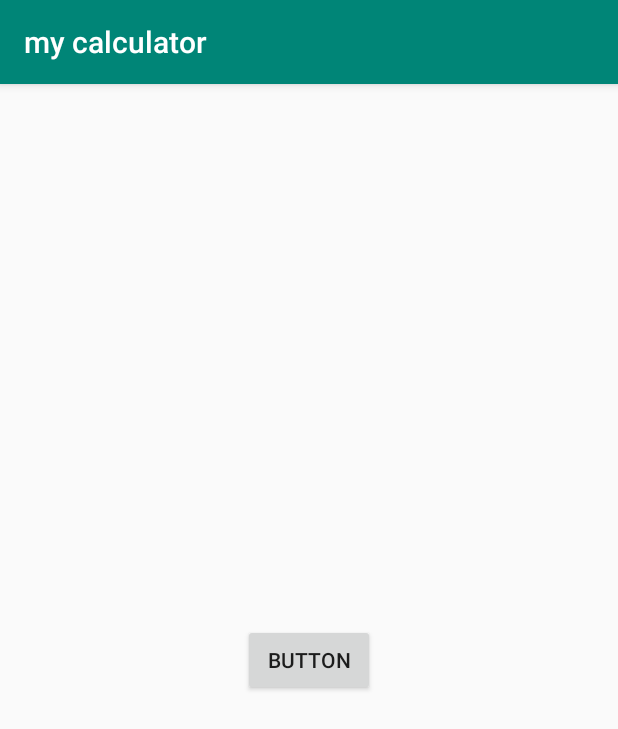
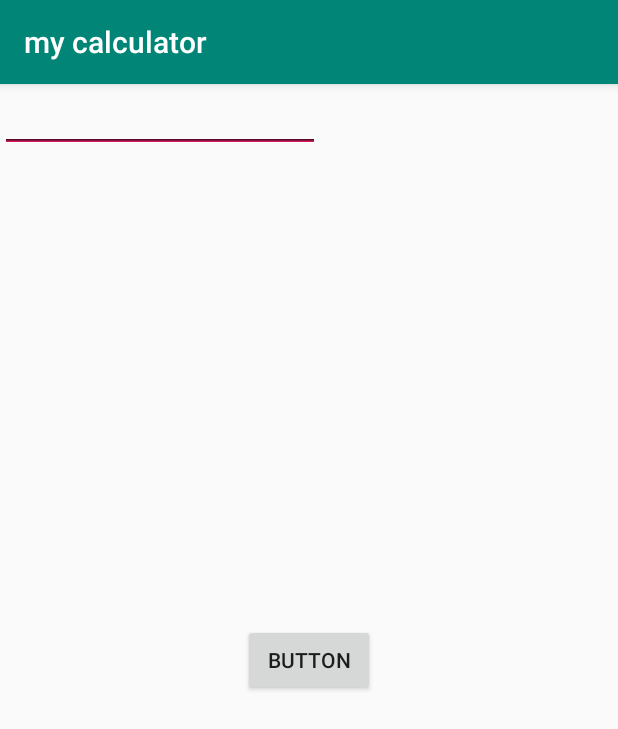
Before and after one commit to shivji71/mycalculator, an Android app: the screen it shows after launch (MainActivity), on a phone screen of 412 x 824 dp. Shown: the top 729 px of the screen. Run offline under Robolectric (Android 15) with nearby library versions, the phone set to English and light mode, and no system bars; 2 statements that could not run were skipped.

Commit message:
we have change id

```diff
--- a/app/src/main/java/sharma/shiv/mycalculator/MainActivity.java
+++ b/app/src/main/java/sharma/shiv/mycalculator/MainActivity.java
@@ -17,6 +17,8 @@ public class MainActivity extends AppCompatActivity {
 
         button = findViewById(R.id.button);
 
+
+
         button.setOnClickListener(new View.OnClickListener() {
 
             @Override
@@ -28,5 +30,6 @@ public class MainActivity extends AppCompatActivity {
         });
 
 
+
     }
 }
--- a/app/src/main/res/layout/activity_main.xml
+++ b/app/src/main/res/layout/activity_main.xml
@@ -7,7 +7,7 @@
     tools:context=".MainActivity">
 
     <Button
-        android:id="@+id/button"
+        android:id="@+id/btn_calc"
         android:layout_width="wrap_content"
         android:layout_height="wrap_content"
         android:layout_marginStart="191dp"
@@ -19,4 +19,22 @@
         app:layout_constraintEnd_toEndOf="parent"
         app:layout_constraintStart_toStartOf="parent"
         app:layout_constraintTop_toTopOf="parent" />
+
+    <EditText
+        android:id="@+id/et_first"
+        android:layout_width="wrap_content"
+        android:layout_height="wrap_content"
+        android:ems="10"
+        android:inputType="numberDecimal"
+        tools:layout_editor_absoluteX="85dp"
+        tools:layout_editor_absoluteY="28dp" />
+
+    <EditText
+        android:id="@+id/et_second"
+        android:layout_width="wrap_content"
+        android:layout_height="wrap_content"
+        android:ems="10"
+        android:inputType="numberDecimal"
+        tools:layout_editor_absoluteX="84dp"
+        tools:layout_editor_absoluteY="90dp" />
 </android.support.constraint.ConstraintLayout>
```
